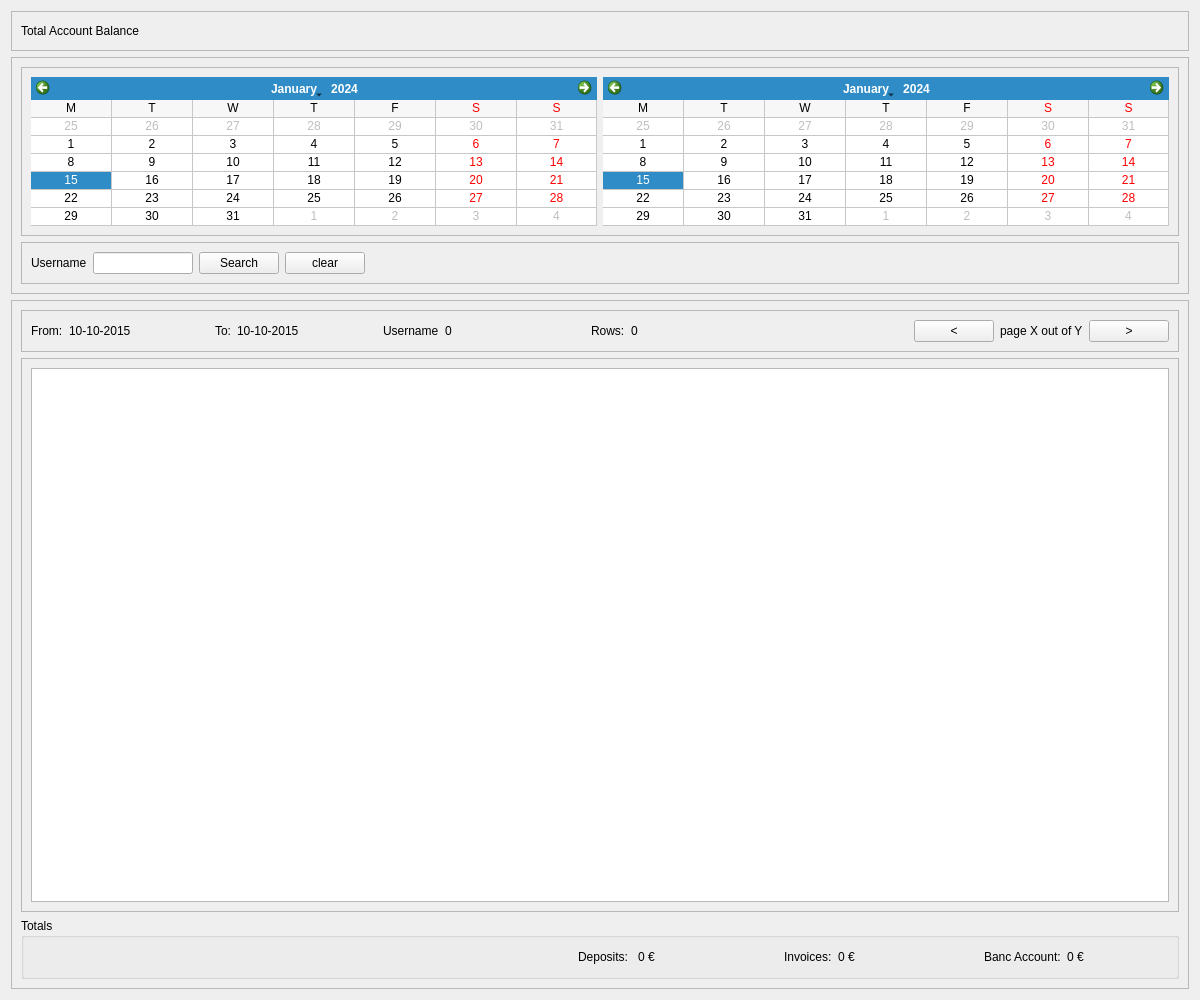
Qt form penyamanager/admin/accountbalanceview.ui (eguzki/penyamanager) before a commit.
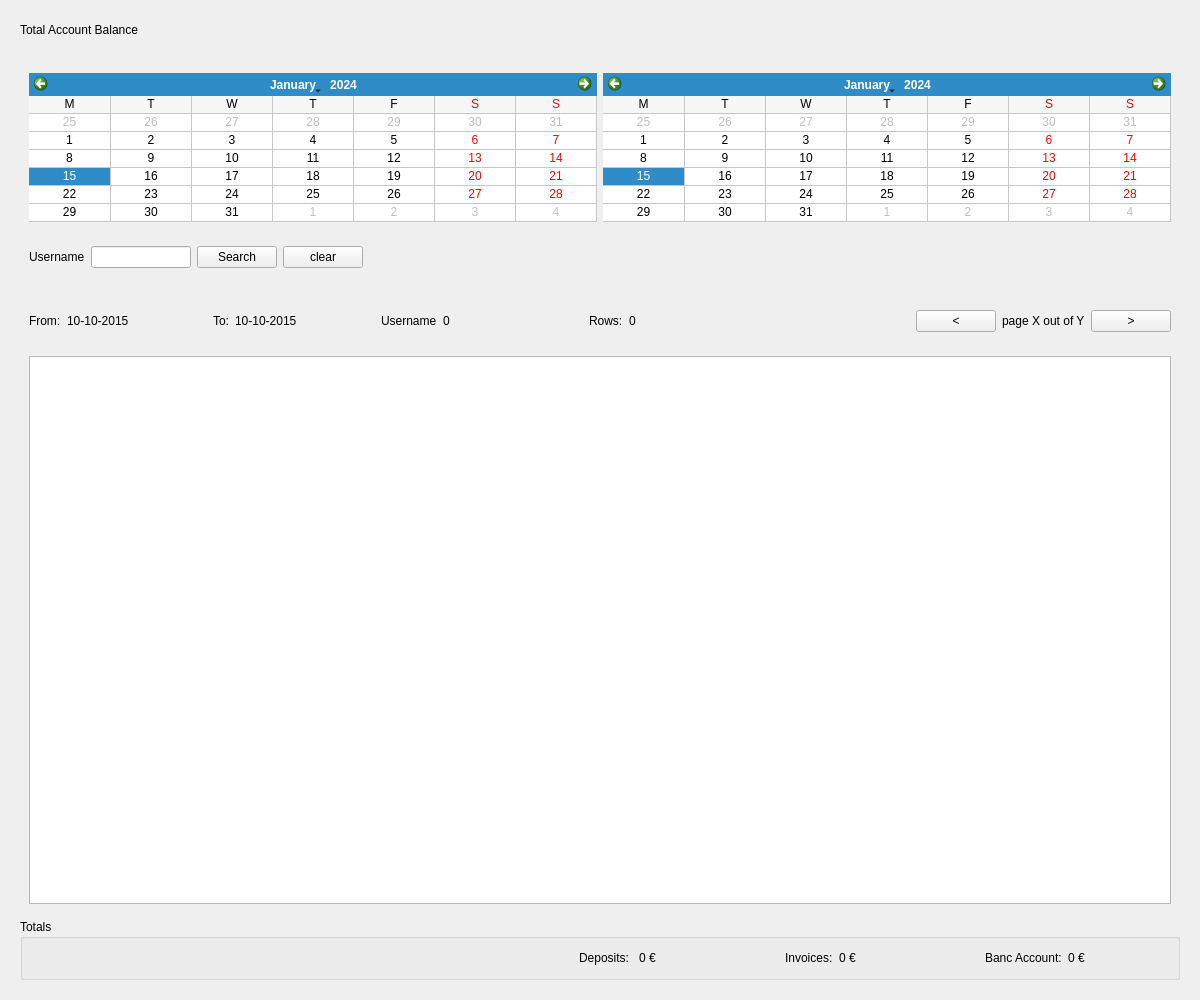
The same form after that commit.

The edit to the form file:
```diff
--- a/penyamanager/admin/accountbalanceview.ui
+++ b/penyamanager/admin/accountbalanceview.ui
@@ -57,19 +57,13 @@
   </property>
   <layout class="QVBoxLayout" name="verticalLayout">
    <item>
-    <widget class="QFrame" name="topFrame">
+    <widget class="QWidget" name="topWidget" native="true">
      <property name="sizePolicy">
       <sizepolicy hsizetype="Preferred" vsizetype="Fixed">
        <horstretch>0</horstretch>
        <verstretch>0</verstretch>
       </sizepolicy>
      </property>
-     <property name="frameShape">
-      <enum>QFrame::StyledPanel</enum>
-     </property>
-     <property name="frameShadow">
-      <enum>QFrame::Raised</enum>
-     </property>
      <layout class="QHBoxLayout" name="horizontalLayout_3">
       <item>
        <widget class="QLabel" name="titleLabel">
@@ -95,28 +89,16 @@
     </widget>
    </item>
    <item>
-    <widget class="QFrame" name="searchFrame">
+    <widget class="QWidget" name="searchWidget" native="true">
      <property name="sizePolicy">
       <sizepolicy hsizetype="Preferred" vsizetype="Fixed">
        <horstretch>0</horstretch>
        <verstretch>0</verstretch>
       </sizepolicy>
      </property>
-     <property name="frameShape">
-      <enum>QFrame::StyledPanel</enum>
-     </property>
-     <property name="frameShadow">
-      <enum>QFrame::Raised</enum>
-     </property>
      <layout class="QVBoxLayout" name="verticalLayout_2">
       <item>
-       <widget class="QFrame" name="dateFrame">
-        <property name="frameShape">
-         <enum>QFrame::StyledPanel</enum>
-        </property>
-        <property name="frameShadow">
-         <enum>QFrame::Raised</enum>
-        </property>
+       <widget class="QWidget" name="dateWidget" native="true">
         <layout class="QHBoxLayout" name="horizontalLayout">
          <item>
           <widget class="QCalendarWidget" name="fromCalendarWidget">
@@ -148,13 +130,7 @@
        </widget>
       </item>
       <item>
-       <widget class="QFrame" name="memberFrame">
-        <property name="frameShape">
-         <enum>QFrame::StyledPanel</enum>
-        </property>
-        <property name="frameShadow">
-         <enum>QFrame::Raised</enum>
-        </property>
+       <widget class="QWidget" name="memberWidget" native="true">
         <layout class="QHBoxLayout" name="horizontalLayout_2">
          <item>
           <widget class="QLabel" name="memberIdLabel">
@@ -219,22 +195,10 @@
     </widget>
    </item>
    <item>
-    <widget class="QFrame" name="resultsFrame">
-     <property name="frameShape">
-      <enum>QFrame::StyledPanel</enum>
-     </property>
-     <property name="frameShadow">
-      <enum>QFrame::Raised</enum>
-     </property>
+    <widget class="QWidget" name="resultsWidget" native="true">
      <layout class="QVBoxLayout" name="verticalLayout_3">
       <item>
-       <widget class="QFrame" name="pagingFrame">
-        <property name="frameShape">
-         <enum>QFrame::StyledPanel</enum>
-        </property>
-        <property name="frameShadow">
-         <enum>QFrame::Raised</enum>
-        </property>
+       <widget class="QWidget" name="pagingWidget" native="true">
         <layout class="QHBoxLayout" name="horizontalLayout_4">
          <item>
           <widget class="QLabel" name="fromDateResultLabel">
@@ -426,13 +390,7 @@
        </widget>
       </item>
       <item>
-       <widget class="QFrame" name="transactionsFrame">
-        <property name="frameShape">
-         <enum>QFrame::StyledPanel</enum>
-        </property>
-        <property name="frameShadow">
-         <enum>QFrame::Raised</enum>
-        </property>
+       <widget class="QWidget" name="transactionsWidget" native="true">
         <layout class="QVBoxLayout" name="verticalLayout_4">
          <item>
           <widget class="QTableWidget" name="transactionsTableWidget">
```
